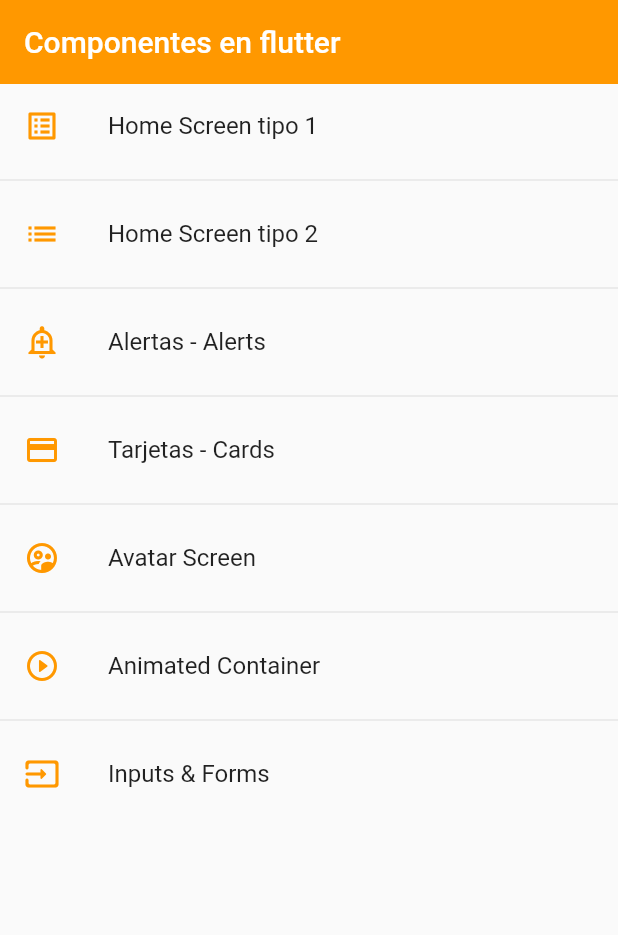
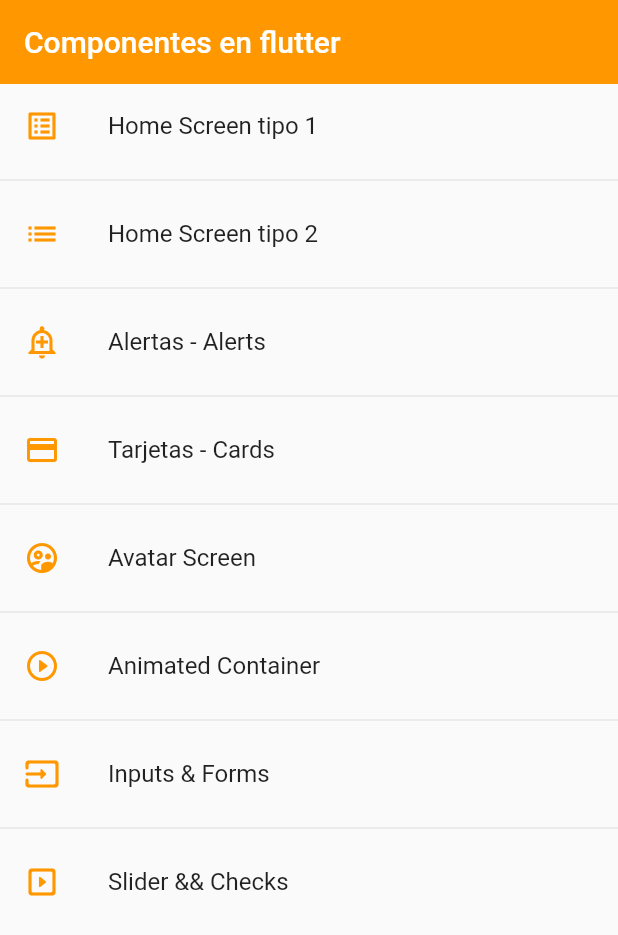
Before and after one commit to alexandev/flutter-fh, a Flutter app: the screen it shows after launch, on a phone screen of 412 x 824 dp. Shown: the top 935 px of the screen. Run offline on Flutter 3.47's test engine with Material 2 defaults, Android fonts, the phone set to English and light mode, and no system bars.

Commit message:
Slider && checkbox

```diff
--- a/lib/router/app_routes.dart
+++ b/lib/router/app_routes.dart
@@ -55,6 +55,13 @@ class AppRoutes {
       screen: const InputsScreen(),
       icon: Icons.input_rounded
     ),
+
+    MenuOption(
+      route: 'slider && chechks',
+      name: 'Slider && Checks',
+      screen: const SliderScreen(),
+      icon: Icons.slideshow_rounded
+    ),
   ];
 
   static Map<String, Widget Function(BuildContext)> getAppRoutes() {
--- a/lib/screens/screens.dart
+++ b/lib/screens/screens.dart
@@ -1,4 +1,3 @@
-
 export 'package:fl_components/screens/alert_screen.dart';
 export 'package:fl_components/screens/animated_screen.dart';
 export 'package:fl_components/screens/avatar_screen.dart';
@@ -7,3 +6,4 @@ export 'package:fl_components/screens/home_screen.dart';
 export 'package:fl_components/screens/inputs_screen.dart';
 export 'package:fl_components/screens/listview1_screen.dart';
 export 'package:fl_components/screens/listview2_screen.dart';
+export 'package:fl_components/screens/slider_screen.dart';
```
Also changed, not shown: lib/screens/slider_screen.dart (added, +76 -0 lines).
